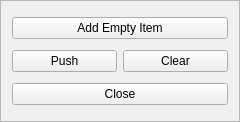
Above: controlframe.ui from igorko/FlareFramework before the change. Below: the same form after it.
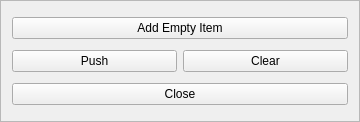
That is the form after the change.

What changed in the file:
```diff
--- a/controlframe.ui
+++ b/controlframe.ui
@@ -6,7 +6,7 @@
    <rect>
     <x>0</x>
     <y>0</y>
-    <width>240</width>
+    <width>360</width>
     <height>122</height>
    </rect>
   </property>
@@ -18,7 +18,7 @@
   </property>
   <property name="minimumSize">
    <size>
-    <width>240</width>
+    <width>360</width>
     <height>0</height>
    </size>
   </property>
```
